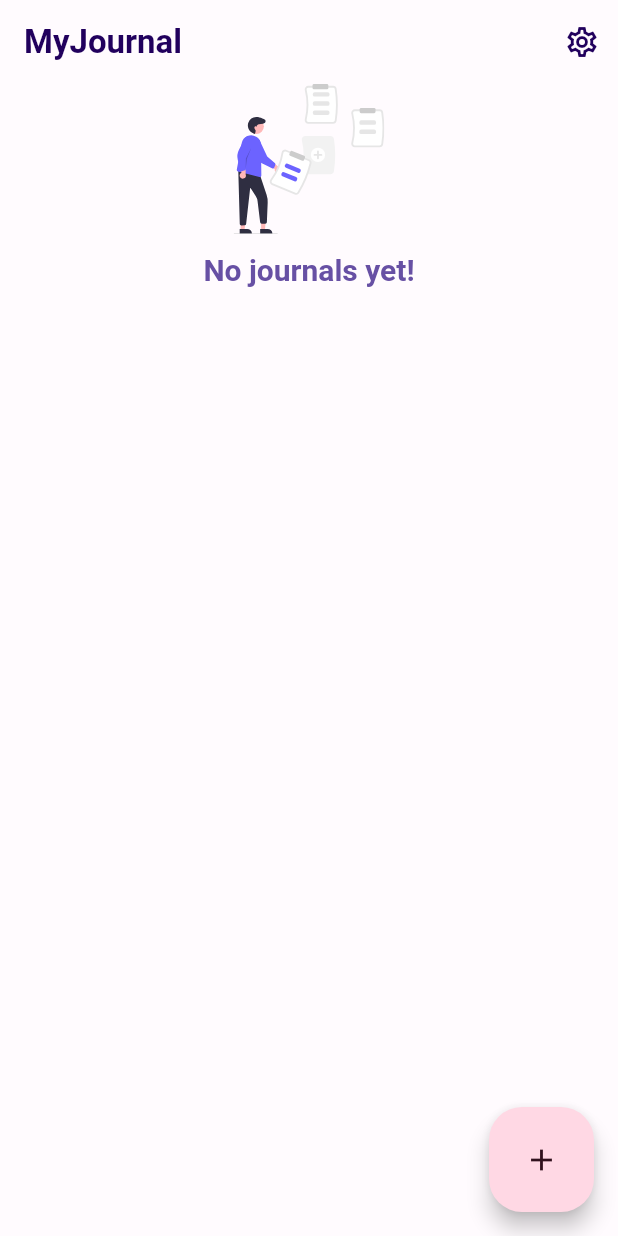
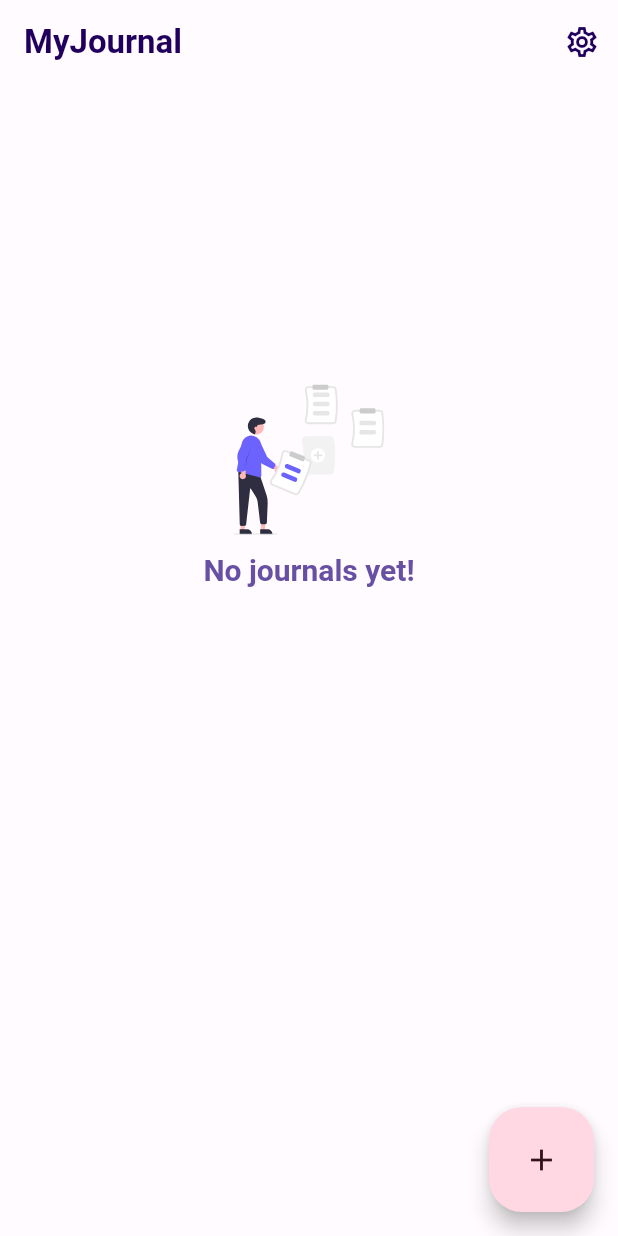
Before and after one commit to varadgauthankar/my_journal, a Flutter app: the screen it shows once a user with an empty profile is signed in, on a phone screen of 412 x 824 dp. Run offline on Flutter 3.47's test engine with Material 2 defaults, Android fonts, the phone set to English and light mode, and no system bars; our stand-ins replace cloud_firestore, equatable, eva_icons_flutter, firebase_auth, firebase_core, flutter_svg and 2 more; missing offline and left inert: encrypt, flutter_quill; accounts and stored records are empty; generated files the repository leaves out were written again.

Commit message:
centering the exception widget and loading idicator

```diff
--- a/lib/pages/home_page.dart
+++ b/lib/pages/home_page.dart
@@ -135,6 +135,9 @@ class _HomePageState extends State<HomePage> {
     Size screenSize,
   ) {
     return SliverToBoxAdapter(
+      child: SizedBox(
+        // to center vertically
+        height: screenSize.height * .65,
         child: StreamBuilder<QuerySnapshot>(
           stream: _firestoreService!.journals!
               // sorting journal based on labels
@@ -179,6 +182,7 @@ class _HomePageState extends State<HomePage> {
             }
           },
         ),
+      ),
     );
   }
 
```
Lines whose indentation alone changed are shown as unchanged.
